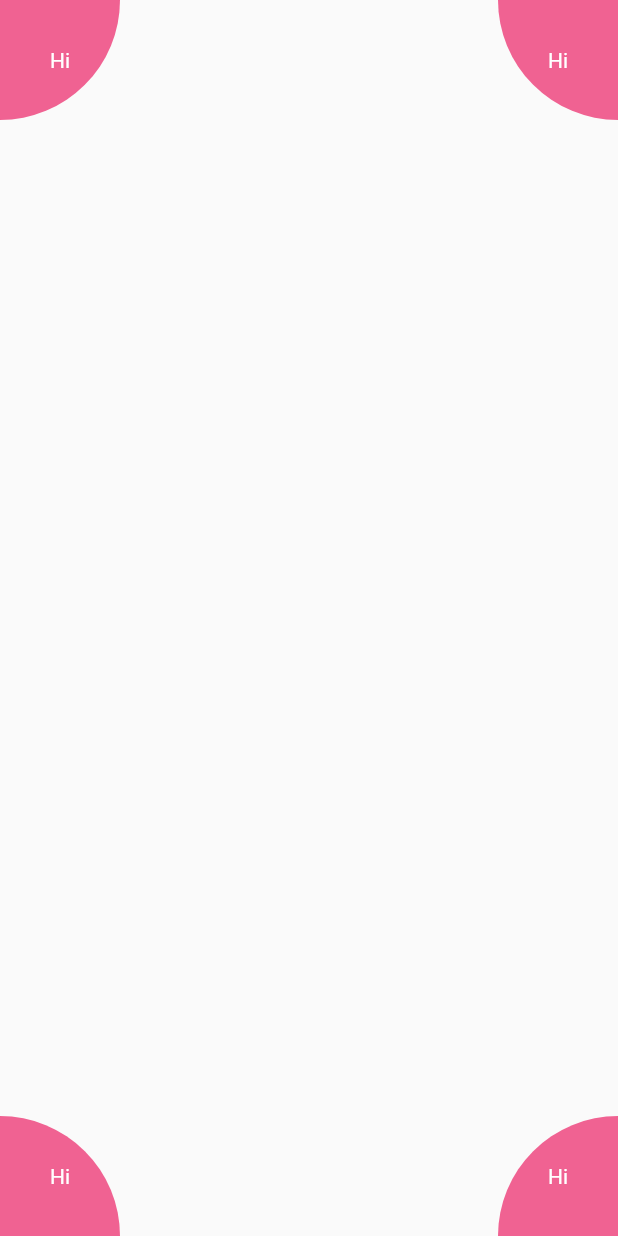
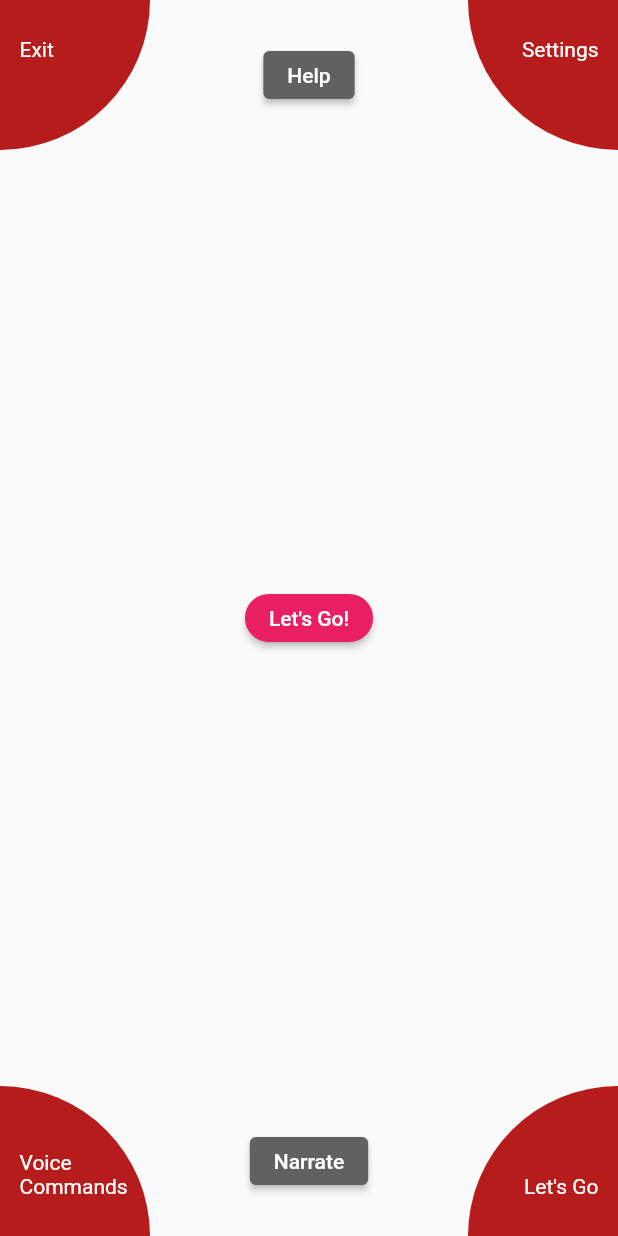
Before and after one commit to Sridharvn/loveactuallyme-flutter, a Flutter app: the screen it shows after launch, on a phone screen of 412 x 824 dp. Run offline on Flutter 3.47's test engine with Material 2 defaults, Android fonts, the phone set to English and light mode, and no system bars; Roboto replaces fonts that are missing (Poppins).

Commit message:
Corner buttons corrected and homepage created

```diff
--- a/lib/components/CornerButtons.dart
+++ b/lib/components/CornerButtons.dart
@@ -6,7 +6,7 @@ enum PizzaPosition { topLeft, topRight, bottomLeft, bottomRight }
 
 class PizzaButton extends StatelessWidget {
   final PizzaPosition pizzaPosition;
-  final _buttonSize = 80.0;
+  final _buttonSize = 100.0;
   var insideText = "";
   Function onTap;
 
@@ -38,6 +38,19 @@ class PizzaButton extends StatelessWidget {
     }
   }
 
+  Alignment? _generateAlignment() {
+    switch (pizzaPosition) {
+      case PizzaPosition.bottomRight:
+        return Alignment.bottomRight;
+      case PizzaPosition.bottomLeft:
+        return Alignment.bottomLeft;
+      case PizzaPosition.topRight:
+        return Alignment.topRight;
+      case PizzaPosition.topLeft:
+        return Alignment.topLeft;
+    }
+  }
+
   @override
   Widget build(BuildContext context) {
     return GestureDetector(
@@ -46,15 +59,18 @@ class PizzaButton extends StatelessWidget {
         width: _buttonSize,
         height: _buttonSize,
         // margin: EdgeInsets.all(1.0),
-        alignment: Alignment.center,
+        alignment: _generateAlignment(),
         decoration: BoxDecoration(
-          color: Colors.pink[300],
+          color: Colors.red[900],
           borderRadius: _generateBorderRadius(),
         ),
-        child: Text(
-          insideText,
-          style: TextStyle(
-            color: Colors.white,
+        child: Padding(
+          padding: const EdgeInsets.symmetric(vertical: 25.0, horizontal: 13),
+          child: Text(
+            insideText,
+            style: TextStyle(
+              color: Colors.white,
+            ),
           ),
         ),
       ),
--- a/lib/main.dart
+++ b/lib/main.dart
@@ -15,8 +15,9 @@ class MyApp extends StatelessWidget {
       debugShowCheckedModeBanner: false,
       title: 'Flutter Demo',
       theme: ThemeData(
-        primarySwatch: Colors.orange,
+        primarySwatch: Colors.pink,
         fontFamily: 'Poppins',
+        visualDensity: VisualDensity.comfortable,
       ),
       home: SafeArea(
         child: const Home(),
--- a/lib/screens/Home.dart
+++ b/lib/screens/Home.dart
@@ -18,26 +18,52 @@ class Home extends StatelessWidget {
             mainAxisAlignment: MainAxisAlignment.spaceBetween,
             children: [
               PizzaButton(
-                  pizzaPosition: PizzaPosition.topLeft,
-                  insideText: "Hi",
-                  onTap: () {}),
+                pizzaPosition: PizzaPosition.topLeft,
+                insideText: "Exit",
+                onTap: () {},
+              ),
+              ElevatedButton(
+                style: ButtonStyle(
+                  backgroundColor: MaterialStateProperty.all(Colors.grey[700]),
+                ),
+                onPressed: () {},
+                child: Text("Help"),
+              ),
               PizzaButton(
-                  pizzaPosition: PizzaPosition.topRight,
-                  insideText: "Hi",
-                  onTap: () {}),
+                pizzaPosition: PizzaPosition.topRight,
+                insideText: "Settings",
+                onTap: () {},
+              ),
             ],
           ),
+          Column(children: [
+            ElevatedButton(
+              style: ButtonStyle(
+                  shape: MaterialStateProperty.all(StadiumBorder())),
+              onPressed: () {},
+              child: Text("Let's Go!"),
+            )
+          ]),
           Row(
             mainAxisAlignment: MainAxisAlignment.spaceBetween,
             children: [
               PizzaButton(
-                  pizzaPosition: PizzaPosition.bottomLeft,
-                  insideText: "Hi",
-                  onTap: () {}),
+                pizzaPosition: PizzaPosition.bottomLeft,
+                insideText: "Voice Commands",
+                onTap: () {},
+              ),
+              ElevatedButton(
+                style: ButtonStyle(
+                  backgroundColor: MaterialStateProperty.all(Colors.grey[700]),
+                ),
+                onPressed: () {},
+                child: Text("Narrate"),
+              ),
               PizzaButton(
-                  pizzaPosition: PizzaPosition.bottomRight,
-                  insideText: "Hi",
-                  onTap: () {}),
+                pizzaPosition: PizzaPosition.bottomRight,
+                insideText: "Let's Go",
+                onTap: () {},
+              ),
             ],
           )
         ],
```
